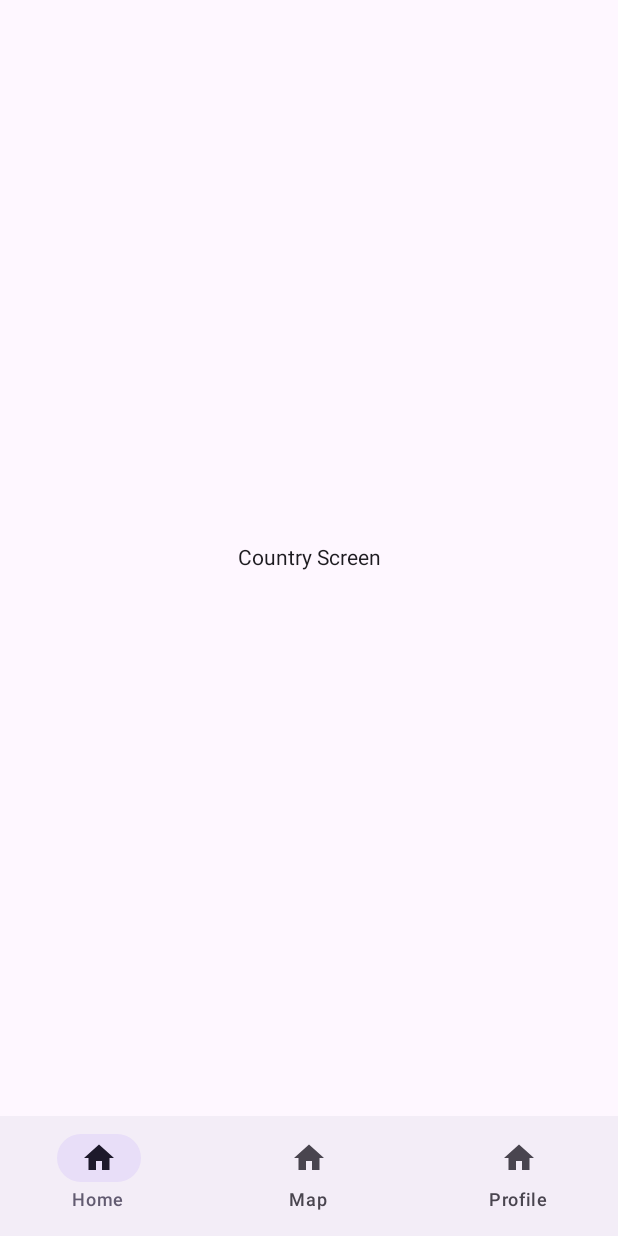
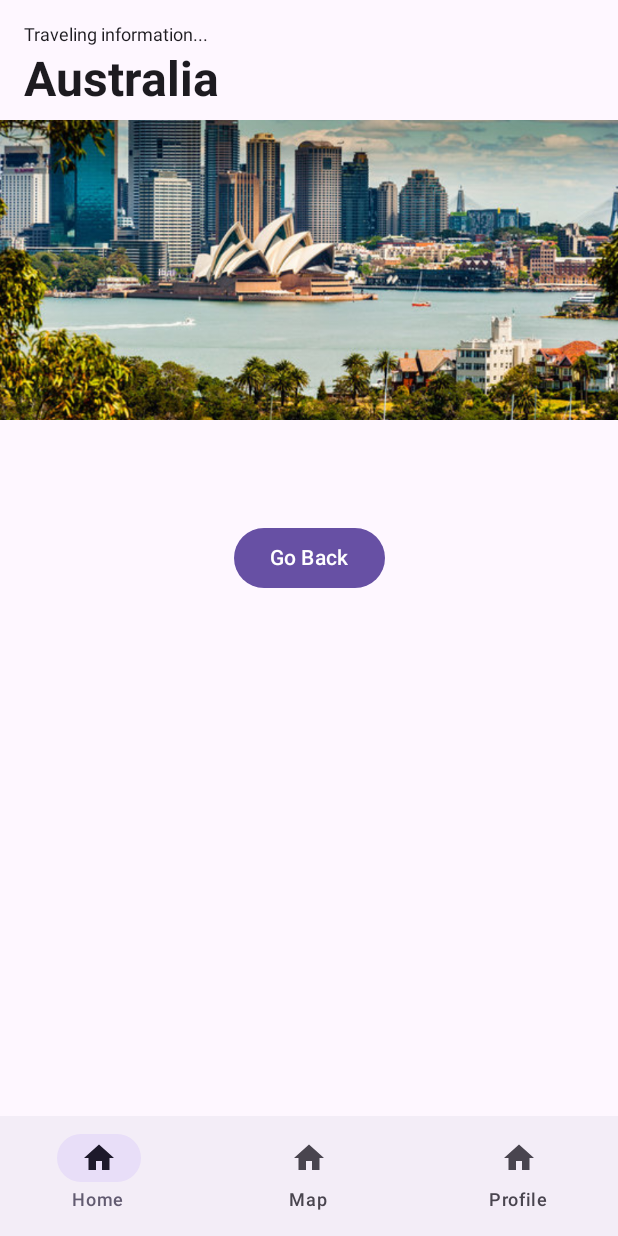
Before and after one commit to mifer29/TravelShield, an Android app built with Jetpack Compose: the country screen opened through its navigation route, on a phone screen of 412 x 824 dp. Run offline under Robolectric (Android 15) with nearby library versions, the phone set to English and light mode, and no system bars.

Commit message:
personalized a bit more the country page of australia + go back buttton

```diff
--- a/app/src/main/java/es/uc3m/android/travelshield/screens/Country.kt
+++ b/app/src/main/java/es/uc3m/android/travelshield/screens/Country.kt
@@ -1,19 +1,70 @@
 package es.uc3m.android.travelshield.screens
 
-import androidx.compose.foundation.layout.Box
-import androidx.compose.foundation.layout.fillMaxSize
-import androidx.compose.material3.Text
+import androidx.compose.foundation.Image
+import androidx.compose.foundation.layout.*
+import androidx.compose.material3.*
 import androidx.compose.runtime.Composable
 import androidx.compose.ui.Alignment
 import androidx.compose.ui.Modifier
+import androidx.compose.ui.layout.ContentScale
+import androidx.compose.ui.res.painterResource
+import androidx.compose.ui.text.font.FontWeight
+import androidx.compose.ui.unit.dp
+import androidx.compose.ui.unit.sp
 import androidx.navigation.NavController
+import es.uc3m.android.travelshield.R
 
 @Composable
 fun CountryScreen(navController: NavController) {
     Box(
-        modifier = Modifier.fillMaxSize(),
-        contentAlignment = Alignment.Center
+        modifier = Modifier.fillMaxSize()
     ) {
-        Text(text = "Country Screen")
+        Column(
+            modifier = Modifier
+                .fillMaxSize()
+                .padding(16.dp),
+            verticalArrangement = Arrangement.Top
+        ) {
+            Text(
+                text = "Traveling information...",
+                fontSize = 12.sp
+            )
+
+            // Small space
+            Spacer(modifier = Modifier.height(4.dp))
+
+            // Country title
+            Text(
+                text = "Australia",
+                fontSize = 32.sp,
+                fontWeight = FontWeight.Bold
+            )
+        }
+
+        // Image placed outside padding
+        Column(
+            modifier = Modifier.fillMaxSize(),
+            verticalArrangement = Arrangement.Top
+        ) {
+            Spacer(modifier = Modifier.height(80.dp))
+            Image(
+                painter = painterResource(id = R.drawable.australia),
+                contentDescription = "Australia Image",
+                modifier = Modifier
+                    .fillMaxWidth()
+                    .height(200.dp),
+                contentScale = ContentScale.Crop
+            )
+        }
+
+        // Centered button
+        Box(
+            modifier = Modifier.fillMaxSize(),
+            contentAlignment = Alignment.Center
+        ) {
+            Button(onClick = { navController.popBackStack() }) {
+                Text(text = "Go Back")
+            }
+        }
     }
 }
```
Also changed, not shown: app/src/main/res/drawable/australia.jpg (added).
